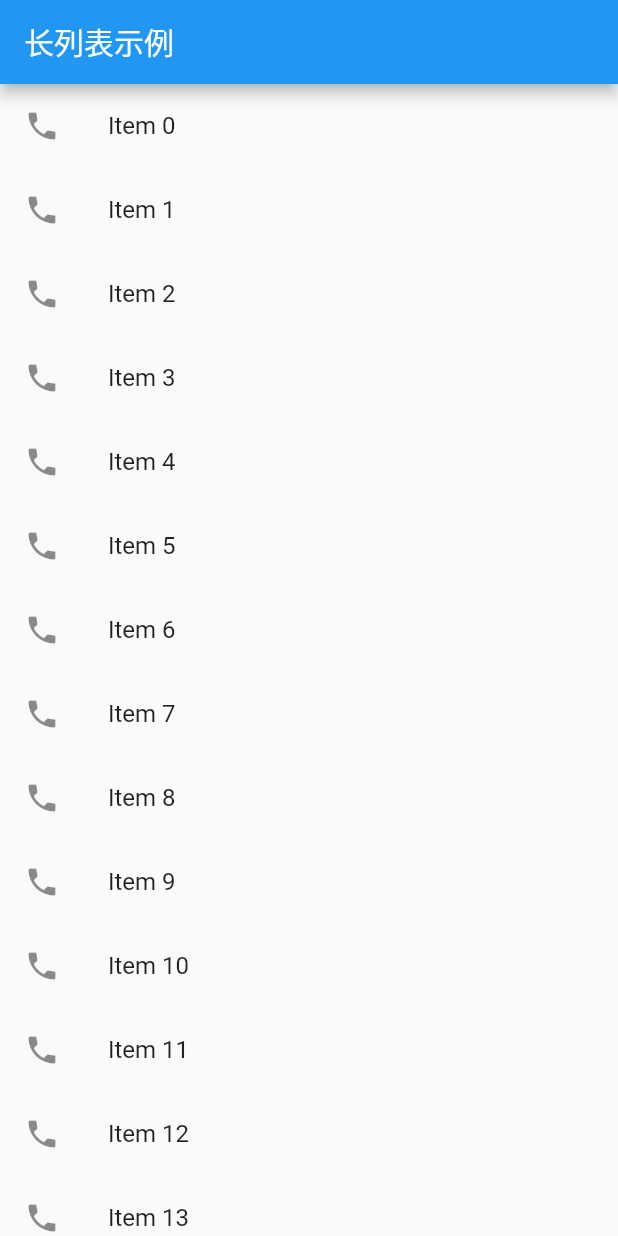
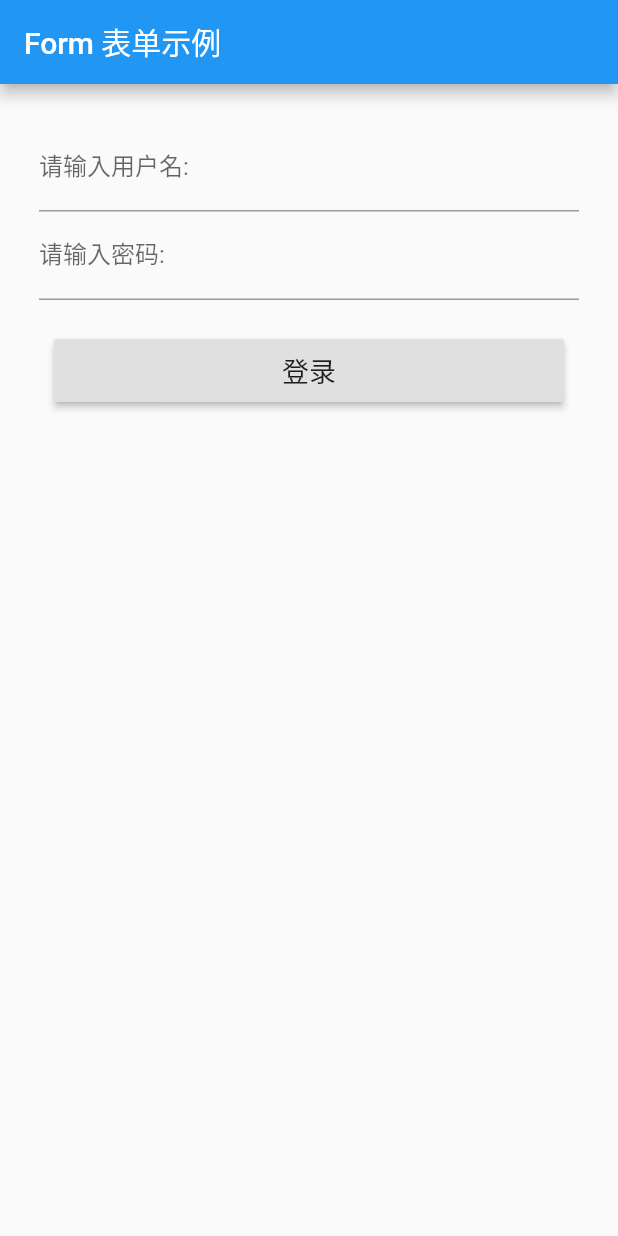
Before and after one commit to zhangjianliu/flutter_demo, a Flutter app: the screen it shows after launch, on a phone screen of 412 x 824 dp. Run offline on Flutter 3.47's test engine with Material 2 defaults, Android fonts, the phone set to English and light mode, and no system bars.

Commit message:
表单组件

```diff
--- a/flutter_day01/lib/main.dart
+++ b/flutter_day01/lib/main.dart
@@ -1,32 +1,91 @@
 import 'package:flutter/material.dart';
 
-void main() =>
-    runApp(new MyApp(items: new List<String>.generate(100, (i) => 'Item $i')));
+void main() => runApp(new LoginPage());
 
-class MyApp extends StatelessWidget {
-  // 列表数据采集
-  final List<String> items;
-  MyApp({Key key, @required this.items}) : super(key: key);
+class LoginPage extends StatefulWidget {
+  @override
+  _LoginPageState createState() => new _LoginPageState();
+}
+
+class _LoginPageState extends State<LoginPage> {
+  // 全局的key用来获取form 表单
+  GlobalKey<FormState> loginKey = new GlobalKey<FormState>();
+  // 用户名
+
+  String userName;
+
+  // 密码
+  String password;
+
+  void login() {
+    // 读取当前的Form 状态
+
+    var loginForm = loginKey.currentState;
+
+    // 验证form 表单
+    if (loginForm.validate()) {
+      loginForm.save();
+      print('username:' + userName + 'password:' + password);
+    }
+  }
+
   @override
   Widget build(BuildContext context) {
-    final title = '长列表示例 ';
-    return MaterialApp(
-        title: title,
-        home: Scaffold(
-          appBar: AppBar(
-            title: Text(title),
-          ),
-          body: Container(
-            child: ListView.builder(
-                //列表长度
-                itemCount: items.length,
-                // 列表项构造器
-                itemBuilder: (context, index) {
-                  return new ListTile(
-                      leading: new Icon(Icons.phone),
-                      title: new Text('${items[index]}'));
-                }),
-          ),
-        ));
+    return new MaterialApp(
+      title: 'Form 表单示例',
+      home: Scaffold(
+        appBar: AppBar(
+          title: new Text('Form 表单示例'),
+        ),
+        body: new Column(
+          children: <Widget>[
+            new Container(
+              padding: const EdgeInsets.all(16.0),
+              margin: const EdgeInsets.all(10),
+              child: new Form(
+                key: loginKey,
+                child: new Column(
+                  children: <Widget>[
+                    new TextFormField(
+                      decoration: new InputDecoration(labelText: '请输入用户名:'),
+                      onSaved: (value) {
+                        userName = value;
+                      },
+                      onFieldSubmitted: (value) {
+                        print(value);
+                      },
+                    ),
+                    new TextFormField(
+                      decoration: new InputDecoration(labelText: '请输入密码:'),
+                      obscureText: true,
+                      onSaved: (value) {
+                        password = value;
+                      },
+                      validator: (value) {
+                        return value.length < 6 ? '密码长度不够6位' : null;
+                      },
+                      onFieldSubmitted: (value) {
+                        print(value);
+                      },
+                    ),
+                  ],
+                ),
+              ),
+            ),
+            new SizedBox(
+              width: 340.0,
+              height: 42.0,
+              child: new RaisedButton(
+                onPressed: login,
+                child: new Text(
+                  '登录',
+                  style: TextStyle(fontSize: 18.0),
+                ),
+              ),
+            )
+          ],
+        ),
+      ),
+    );
   }
 }
```
